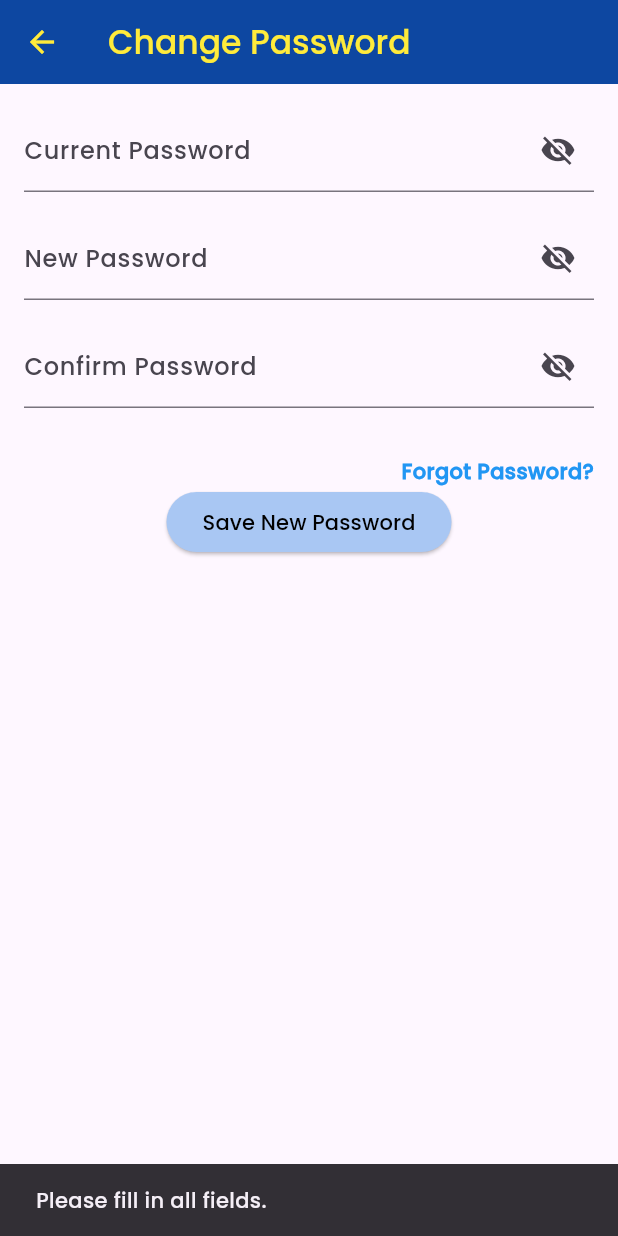
After one commit to jasmrntha/tekber-fp, a Flutter app: the ChangePasswordScreen screen opened directly, after a tap on "Save New Password", on a phone screen of 412 x 824 dp. The commit adds this screen. Run offline on Flutter 3.47's test engine with Material 3 defaults, Android fonts, the light colour scheme and no system bars; our stand-ins replace image_picker; missing offline and left inert: dart:html.

Commit message:
change password screen, fix color, add change password in profile

```diff
--- /dev/null
+++ b/lib/screens/change_password_screen.dart
@@ -0,0 +1,228 @@
+import 'package:flutter/material.dart';
+// Import halaman ForgotPasswordScreen
+
+class ChangePasswordScreen extends StatefulWidget {
+  @override
+  _ChangePasswordScreenState createState() => _ChangePasswordScreenState();
+}
+
+class _ChangePasswordScreenState extends State<ChangePasswordScreen> {
+  final _currentPasswordController = TextEditingController();
+  final _newPasswordController = TextEditingController();
+  final _confirmPasswordController = TextEditingController();
+
+  bool _isCurrentPasswordVisible = false;
+  bool _isNewPasswordVisible = false;
+  bool _isConfirmPasswordVisible = false;
+
+  @override
+  void dispose() {
+    _currentPasswordController.dispose();
+    _newPasswordController.dispose();
+    _confirmPasswordController.dispose();
+    super.dispose();
+  }
+
+  bool _isPasswordValid(String password) {
+    return password.length >= 8 &&
+        password.contains(RegExp(r'[A-Z]')) &&
+        password.contains(RegExp(r'[a-z]')) &&
+        password.contains(RegExp(r'[0-9]'));
+  }
+
+  bool _isPasswordMatch(String password, String confirmPassword) {
+    return password == confirmPassword;
+  }
+
+  @override
+  Widget build(BuildContext context) {
+    return Scaffold(
+      appBar: AppBar(
+        title: const Text(
+          'Change Password',
+          style: TextStyle(
+            fontFamily: 'Poppins',
+            color: Colors.yellow,
+          ),
+        ),
+        backgroundColor: Colors.blue[900],
+        iconTheme: IconThemeData(color: Colors.yellow),
+      ),
+      body: Padding(
+        padding: const EdgeInsets.all(16.0),
+        child: SingleChildScrollView(
+          child: Column(
+            children: [
+              // Current Password Field
+              TextField(
+                controller: _currentPasswordController,
+                decoration: InputDecoration(
+                  labelText: 'Current Password',
+                  labelStyle: TextStyle(fontFamily: 'Poppins'),
+                  suffixIcon: IconButton(
+                    icon: Icon(
+                      _isCurrentPasswordVisible
+                          ? Icons.visibility
+                          : Icons.visibility_off,
+                    ),
+                    onPressed: () {
+                      setState(() {
+                        _isCurrentPasswordVisible = !_isCurrentPasswordVisible;
+                      });
+                    },
+                  ),
+                ),
+                obscureText: !_isCurrentPasswordVisible,
+                style: const TextStyle(fontFamily: 'Poppins'),
+              ),
+              const SizedBox(height: 16),
+
+              // New Password Field
+              TextField(
+                controller: _newPasswordController,
+                decoration: InputDecoration(
+                  labelText: 'New Password',
+                  labelStyle: TextStyle(fontFamily: 'Poppins'),
+                  suffixIcon: IconButton(
+                    icon: Icon(
+                      _isNewPasswordVisible
+                          ? Icons.visibility
+                          : Icons.visibility_off,
+                    ),
+                    onPressed: () {
+                      setState(() {
+                        _isNewPasswordVisible = !_isNewPasswordVisible;
+                      });
+                    },
+                  ),
+                ),
+                obscureText: !_isNewPasswordVisible,
+                style: const TextStyle(fontFamily: 'Poppins'),
+              ),
+              const SizedBox(height: 16),
+
+              // Confirm Password Field
+              TextField(
+                controller: _confirmPasswordController,
+                decoration: InputDecoration(
+                  labelText: 'Confirm Password',
+                  labelStyle: TextStyle(fontFamily: 'Poppins'),
+                  suffixIcon: IconButton(
+                    icon: Icon(
+                      _isConfirmPasswordVisible
+                          ? Icons.visibility
+                          : Icons.visibility_off,
+                    ),
+                    onPressed: () {
+                      setState(() {
+                        _isConfirmPasswordVisible = !_isConfirmPasswordVisible;
+                      });
+                    },
+                  ),
+                ),
+                obscureText: !_isConfirmPasswordVisible,
+                style: const TextStyle(fontFamily: 'Poppins'),
+              ),
+              const SizedBox(height: 32),
+
+              Align(
+                alignment: Alignment.centerRight,
+                child: GestureDetector(
+                  onTap: () {
+                    // Navigator.push(
+                    //   context,
+                    //   MaterialPageRoute(builder: (context) => ForgotPasswordScreen()),
+                    // );
+                  },
+                  child: const Text(
+                    'Forgot Password?',
+                    style: TextStyle(
+                      fontFamily: 'Poppins',
+                      color: Colors.blue,
+                      fontWeight: FontWeight.bold,
+                    ),
+                  ),
+                ),
+              ),
+
+              // Save Button
+              ElevatedButton(
+                onPressed: () {
+                  final currentPassword = _currentPasswordController.text;
+                  final newPassword = _newPasswordController.text;
+                  final confirmPassword = _confirmPasswordController.text;
+
+                  // Validasi untuk memastikan kolom tidak kosong
+                  if (currentPassword.isEmpty ||
+                      newPassword.isEmpty ||
+                      confirmPassword.isEmpty) {
+                    ScaffoldMessenger.of(context).showSnackBar(
+                      const SnackBar(
+                        content: Text(
+                          'Please fill in all fields.',
+                          style: TextStyle(fontFamily: 'Poppins'),
+                        ),
+                      ),
+                    );
+                  } else if (newPassword.isEmpty) {
+                    ScaffoldMessenger.of(context).showSnackBar(
+                      const SnackBar(
+                        content: Text(
+                          'New Password cannot be empty.',
+                          style: TextStyle(fontFamily: 'Poppins'),
+                        ),
+                      ),
+                    );
+                  } else if (confirmPassword.isEmpty) {
+                    ScaffoldMessenger.of(context).showSnackBar(
+                      const SnackBar(
+                        content: Text(
+                          'Please confirm your new password.',
+                          style: TextStyle(fontFamily: 'Poppins'),
+                        ),
+                      ),
+                    );
+                  } else if (!_isPasswordValid(newPassword)) {
+                    ScaffoldMessenger.of(context).showSnackBar(
+                      const SnackBar(
+                        content: Text(
+                          'Password must be at least 8 characters long, contain uppercase, lowercase, and a number.',
+                          style: TextStyle(fontFamily: 'Poppins'),
+                        ),
+                      ),
+                    );
+                  } else if (!_isPasswordMatch(newPassword, confirmPassword)) {
+                    ScaffoldMessenger.of(context).showSnackBar(
+                      const SnackBar(
+                        content: Text('Passwords do not match', style: TextStyle(fontFamily: 'Poppins')),
+                      ),
+                    );
+                  } else if (newPassword == currentPassword) {
+                    ScaffoldMessenger.of(context).showSnackBar(
+                      const SnackBar(
+                        content: Text('New password cannot be the same as the current password', style: TextStyle(fontFamily: 'Poppins')),
+                      ),
+                    );
+                  } else {
+                    // Password valid dan cocok
+                    ScaffoldMessenger.of(context).showSnackBar(
+                      const SnackBar(content: Text('Password successfully changed!', style: TextStyle(fontFamily: 'Poppins'))),
+                    );
+                    Navigator.pop(context);
+                  }
+                },
+                child: const Text(
+                  'Save New Password',
+                  style: TextStyle(fontFamily: 'Poppins', color: Colors.black),
+                ),
+                style: ElevatedButton.styleFrom(
+                  backgroundColor: const Color.fromARGB(255, 169, 199, 243),
+                ),
+              ),
+            ],
+          ),
+        ),
+      ),
+    );
+  }
+}
--- a/lib/screens/edit_screen.dart
+++ b/lib/screens/edit_screen.dart
@@ -91,6 +91,7 @@ class _EditItemState extends State<EditItem> {
           ),
         ),
         backgroundColor: Colors.blue[900],
+        iconTheme: IconThemeData(color: Colors.yellow),
         elevation: 0,
       ),
       body: Padding(
```
Also changed, not shown: lib/screens/detail_screen.dart (+4 -17 lines), lib/screens/profile_screen.dart (+34 -8 lines).
